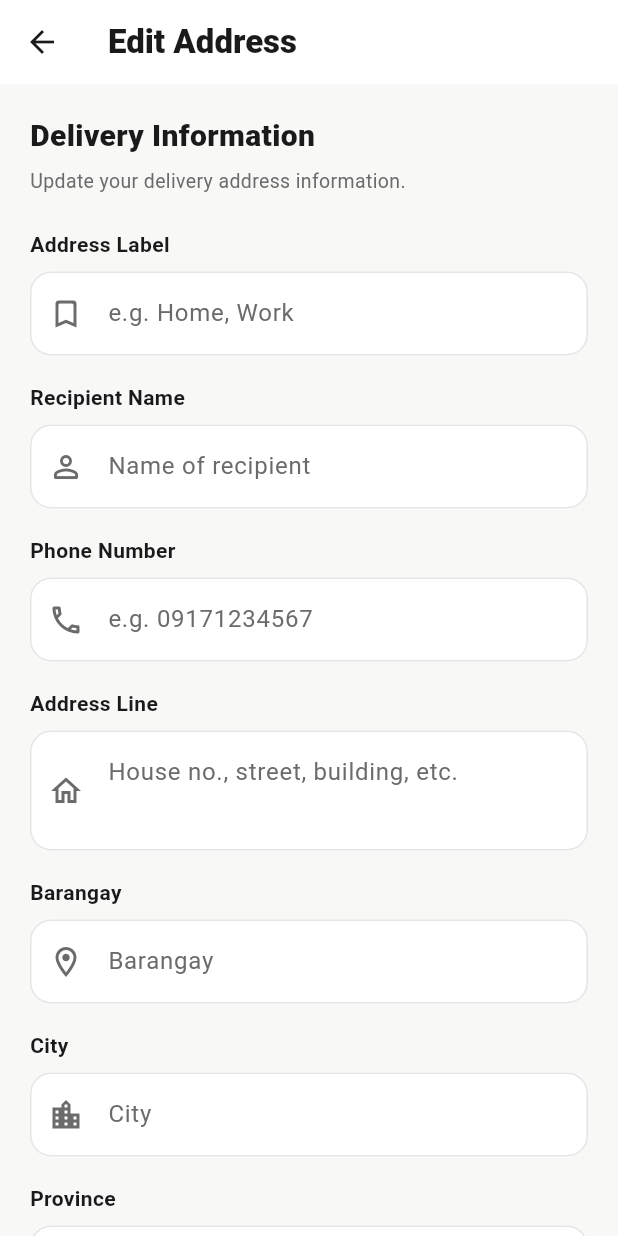
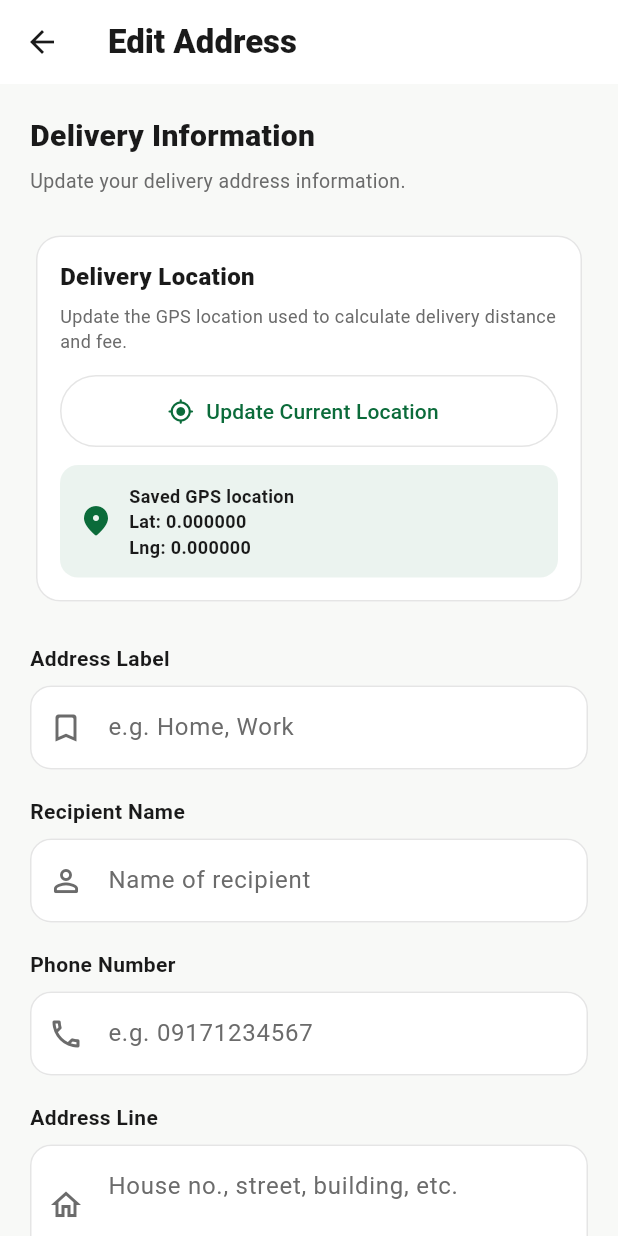
Before and after one commit to royalguard14/HalalFood, a Flutter app: the EditAddressScreen screen opened directly with empty values, on a phone screen of 412 x 824 dp. Run offline on Flutter 3.47's test engine with Material 3 defaults, Android fonts, the phone set to English and light mode, and no system bars; our stand-ins replace flutter_dotenv, geolocator, image_picker, supabase_flutter; accounts and stored records are empty.

Commit message:
Fix customer edit address GPS location controls

```diff
--- a/lib/features/address/screens/edit_address_screen.dart
+++ b/lib/features/address/screens/edit_address_screen.dart
@@ -1,5 +1,6 @@
 
 import 'package:flutter/material.dart';
+import 'package:geolocator/geolocator.dart';
 
 import '../../../app/theme.dart';
 import '../data/address_model.dart';
@@ -34,6 +35,10 @@ class _EditAddressScreenState
 
   late bool _isDefault;
   bool _isSaving = false;
+  bool _isGettingLocation = false;
+
+  double? _latitude;
+  double? _longitude;
 
   @override
   void initState() {
@@ -74,6 +79,8 @@ class _EditAddressScreenState
     );
 
     _isDefault = address.isDefault;
+    _latitude = address.latitude;
+    _longitude = address.longitude;
   }
 
   @override
@@ -88,6 +95,38 @@ class _EditAddressScreenState
     super.dispose();
   }
 
+  Future<void> _getCurrentLocation() async {
+    setState(() { _isGettingLocation = true; });
+    try {
+      final serviceEnabled = await Geolocator.isLocationServiceEnabled();
+      if (!serviceEnabled) {
+        if (!mounted) return;
+        ScaffoldMessenger.of(context).showSnackBar(const SnackBar(content: Text('Please turn on Location/GPS on your phone.')));
+        return;
+      }
+      LocationPermission permission = await Geolocator.checkPermission();
+      if (permission == LocationPermission.denied) permission = await Geolocator.requestPermission();
+      if (permission == LocationPermission.denied) {
+        if (!mounted) return;
+        ScaffoldMessenger.of(context).showSnackBar(const SnackBar(content: Text('Location permission was denied.')));
+        return;
+      }
+      if (permission == LocationPermission.deniedForever) {
+        if (!mounted) return;
+        ScaffoldMessenger.of(context).showSnackBar(const SnackBar(content: Text('Location permission is permanently denied. Please enable it in Settings.')));
+        return;
+      }
+      final position = await Geolocator.getCurrentPosition(locationSettings: const LocationSettings(accuracy: LocationAccuracy.high));
+      if (!mounted) return;
+      setState(() { _latitude = position.latitude; _longitude = position.longitude; });
+      ScaffoldMessenger.of(context).showSnackBar(const SnackBar(content: Text('Current location captured successfully.')));
+    } catch (e) {
+      if (!mounted) return;
+      ScaffoldMessenger.of(context).showSnackBar(SnackBar(content: Text('Unable to get current location: $e')));
+    } finally {
+      if (mounted) setState(() { _isGettingLocation = false; });
+    }
+  }
   Future<void> _saveChanges() async {
     if (!_formKey.currentState!.validate()) {
       return;
@@ -124,8 +163,8 @@ class _EditAddressScreenState
             _provinceController.text.trim().isEmpty
                 ? null
                 : _provinceController.text.trim(),
-        latitude: widget.address.latitude,
-        longitude: widget.address.longitude,
+        latitude: _latitude,
+        longitude: _longitude,
         isDefault: _isDefault,
       );
 
@@ -215,6 +254,41 @@ class _EditAddressScreenState
 
               const SizedBox(height: 24),
 
+              Card(
+                child: Padding(
+                  padding: const EdgeInsets.all(16),
+                  child: Column(
+                    crossAxisAlignment: CrossAxisAlignment.start,
+                    children: [
+                      const Text('Delivery Location', style: TextStyle(fontWeight: FontWeight.w800, fontSize: 16)),
+                      const SizedBox(height: 6),
+                      const Text('Update the GPS location used to calculate delivery distance and fee.', style: TextStyle(fontSize: 12, height: 1.4, color: HalalFoodTheme.textSecondary)),
+                      const SizedBox(height: 14),
+                      SizedBox(
+                        width: double.infinity, height: 48,
+                        child: OutlinedButton.icon(
+                          onPressed: _isGettingLocation || _isSaving ? null : _getCurrentLocation,
+                          icon: _isGettingLocation ? const SizedBox(width: 18, height: 18, child: CircularProgressIndicator(strokeWidth: 2)) : const Icon(Icons.my_location_rounded),
+                          label: Text(_isGettingLocation ? 'Getting Location...' : 'Update Current Location'),
+                        ),
+                      ),
+                      if (_latitude != null && _longitude != null) ...[
+                        const SizedBox(height: 12),
+                        Container(
+                          width: double.infinity, padding: const EdgeInsets.all(12),
+                          decoration: BoxDecoration(color: HalalFoodTheme.primaryGreen.withValues(alpha: 0.08), borderRadius: BorderRadius.circular(12)),
+                          child: Row(children: [
+                            const Icon(Icons.location_on_rounded, color: HalalFoodTheme.primaryGreen),
+                            const SizedBox(width: 10),
+                            Expanded(child: Text('Saved GPS location\nLat: ${_latitude!.toStringAsFixed(6)}\nLng: ${_longitude!.toStringAsFixed(6)}', style: const TextStyle(fontSize: 12, fontWeight: FontWeight.w600))),
+                          ]),
+                        ),
+                      ],
+                    ],
+                  ),
+                ),
+              ),
+              const SizedBox(height: 24),
               const Text(
                 'Address Label',
                 style: TextStyle(
```
